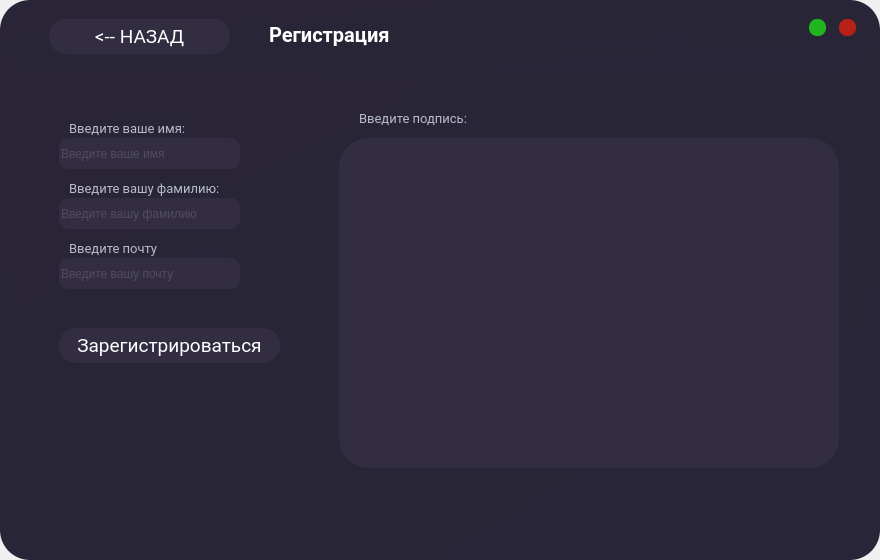
Qt form Reg.ui (jur4ikoff/Mireaproject) before a commit.
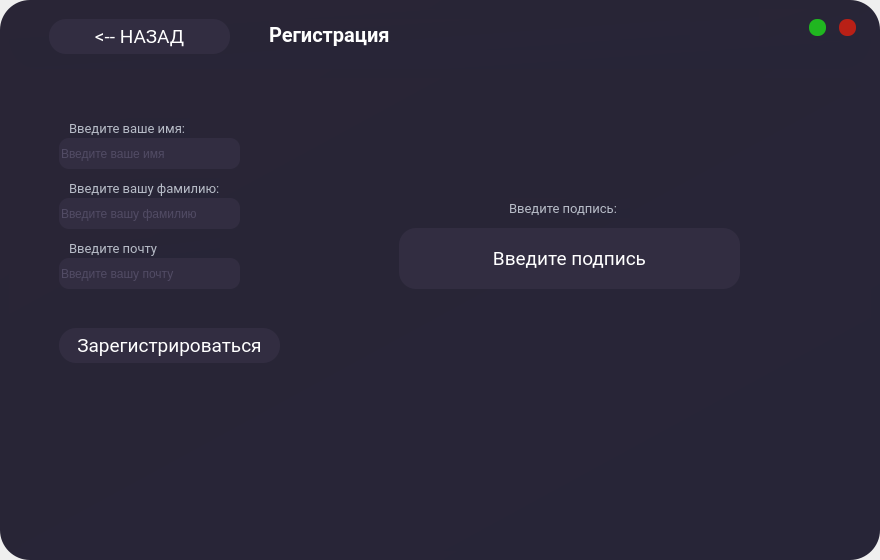
The same form after that commit.

```diff
--- a/Reg.ui
+++ b/Reg.ui
@@ -256,31 +256,11 @@
         <property name="frameShadow">
          <enum>QFrame::Raised</enum>
         </property>
-        <widget class="QFrame" name="frame_6">
-         <property name="geometry">
-          <rect>
-           <x>330</x>
-           <y>60</y>
-           <width>500</width>
-           <height>330</height>
-          </rect>
-         </property>
-         <property name="styleSheet">
-          <string notr="true">border-radius: 30px; 
-background-color: rgb(50, 45, 65);</string>
-         </property>
-         <property name="frameShape">
-          <enum>QFrame::StyledPanel</enum>
-         </property>
-         <property name="frameShadow">
-          <enum>QFrame::Raised</enum>
-         </property>
-        </widget>
         <widget class="QLabel" name="label">
          <property name="geometry">
           <rect>
-           <x>350</x>
-           <y>30</y>
+           <x>500</x>
+           <y>120</y>
            <width>121</width>
            <height>20</height>
           </rect>
@@ -525,6 +505,62 @@
           <string>Зарегистрироваться</string>
          </property>
         </widget>
+        <widget class="QPushButton" name="sign_btn">
+         <property name="geometry">
+          <rect>
+           <x>390</x>
+           <y>150</y>
+           <width>341</width>
+           <height>61</height>
+          </rect>
+         </property>
+         <property name="sizePolicy">
+          <sizepolicy hsizetype="Minimum" vsizetype="Fixed">
+           <horstretch>0</horstretch>
+           <verstretch>0</verstretch>
+          </sizepolicy>
+         </property>
+         <property name="font">
+          <font>
+           <family>Roboto</family>
+           <pointsize>14</pointsize>
+           <weight>50</weight>
+           <italic>false</italic>
+           <bold>false</bold>
+           <kerning>true</kerning>
+          </font>
+         </property>
+         <property name="cursor">
+          <cursorShape>ArrowCursor</cursorShape>
+         </property>
+         <property name="mouseTracking">
+          <bool>false</bool>
+         </property>
+         <property name="tabletTracking">
+          <bool>false</bool>
+         </property>
+         <property name="acceptDrops">
+          <bool>false</bool>
+         </property>
+         <property name="autoFillBackground">
+          <bool>false</bool>
+         </property>
+         <property name="styleSheet">
+          <string notr="true">QPushButton {
+	border: none;
+	border-radius: 17px;
+	background-color: rgba(50, 45, 65, 255);
+    color: rgb(255, 255, 255);
+}
+QPushButton:hover {
+	background-color: rgba(77, 80, 112, 120)
+}
+</string>
+         </property>
+         <property name="text">
+          <string>Введите подпись</string>
+         </property>
+        </widget>
        </widget>
       </item>
      </layout>
```
Left out of the diff: 6 changed lines with no effect on the pictures.
